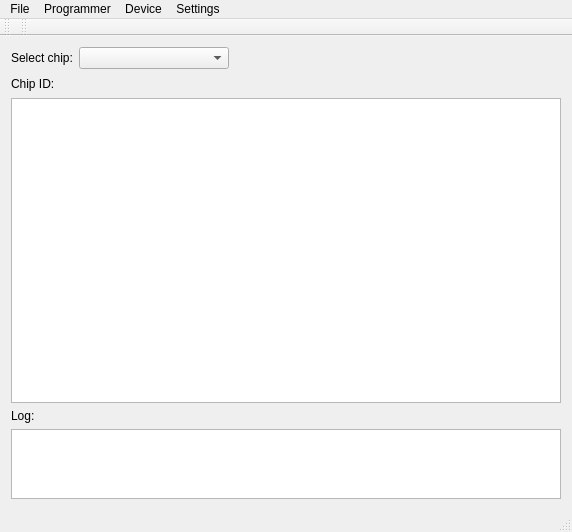
Above: qt/main_window.ui from bbogush/nand_programmer before the change. Below: the same form after it.
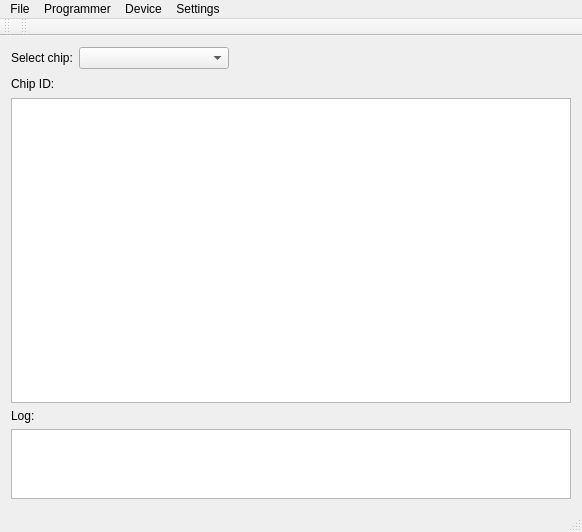
That is the form after the change.

Commit message: qt: fixed size of ancii column

What changed in the file:
```diff
--- a/qt/main_window.ui
+++ b/qt/main_window.ui
@@ -134,7 +134,7 @@
        <widget class="QTableView" name="bufferTableView">
         <property name="minimumSize">
          <size>
-          <width>550</width>
+          <width>560</width>
           <height>300</height>
          </size>
         </property>
```
